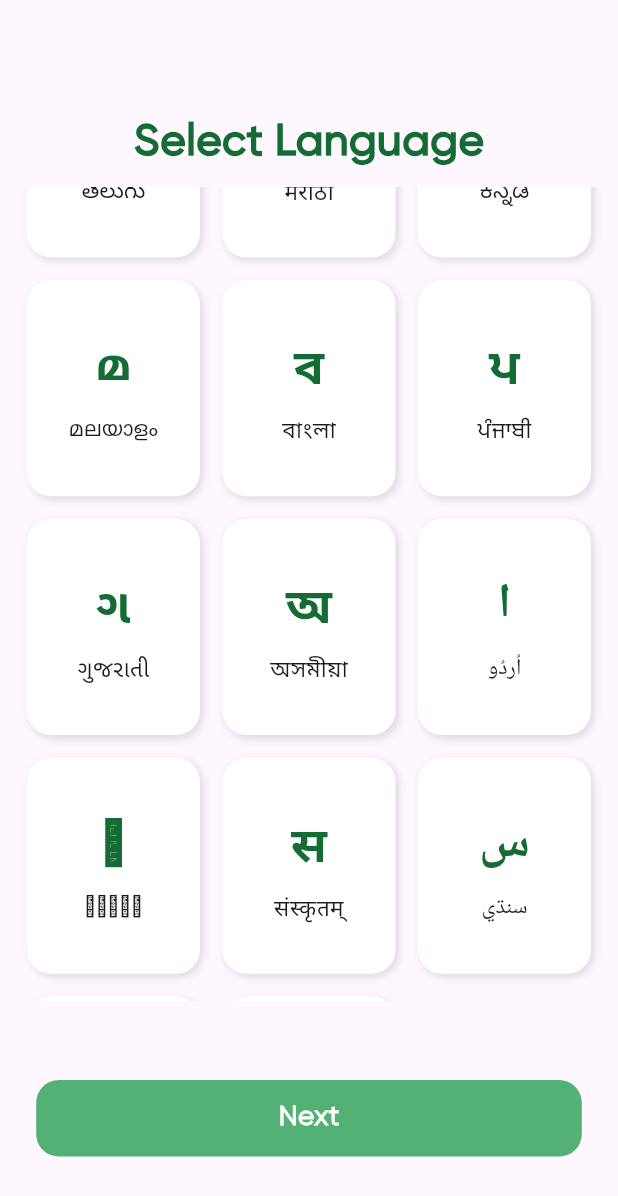
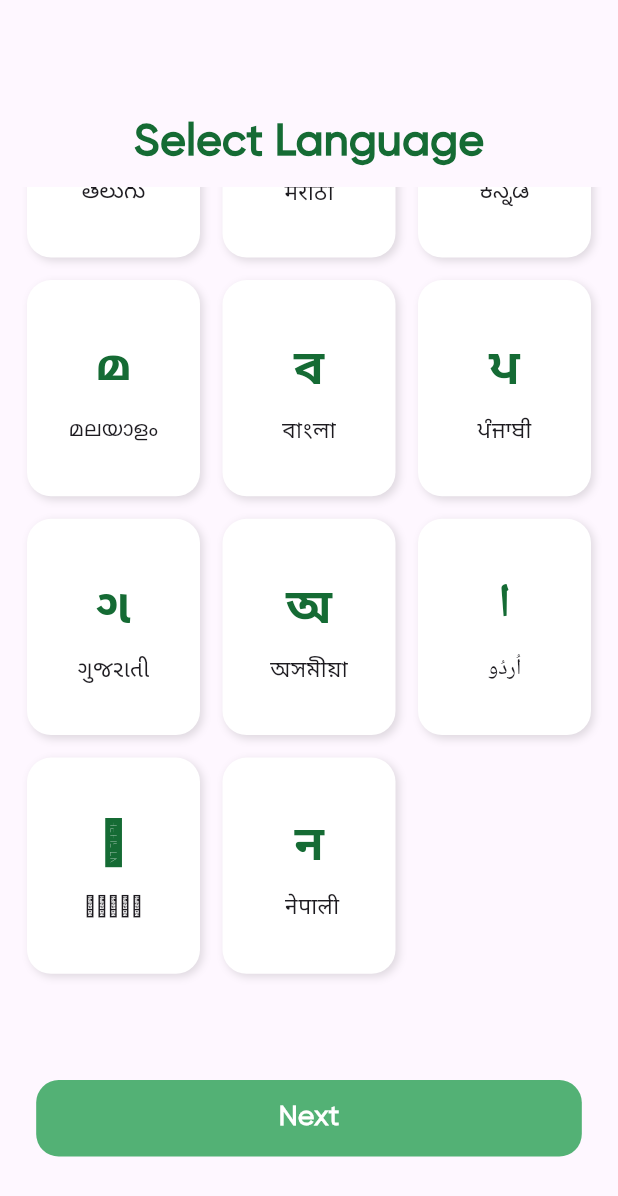
Before and after one commit to Alefiya-Rajgarh/Soybean_Gyan, a Flutter app: the language screen opened by its route, scrolled down 274 dp, on a phone screen of 412 x 824 dp. Shown: the top 1196 px of the screen. Run offline on Flutter 3.47's test engine with Material 3 defaults, Android fonts, the phone set to English and light mode, and no system bars; our stand-ins replace smooth_page_indicator.

Commit message:
languages testing completed

```diff
--- a/lib/Start_app/Language_screen.dart
+++ b/lib/Start_app/Language_screen.dart
@@ -50,10 +50,8 @@ class _languageState extends State<language>
     {'code': 'as', 'label': 'অসমীয়া', 'script': 'অ'}, //assamese
     {'code': 'ur', 'label': 'اُردُو', 'script': 'ا'}, //urdu
     {'code': 'or', 'label': 'ଓଡ଼ିଆ', 'script': 'ଓ'},//oriya
-    {'code': 'sa', 'label': 'संस्कृतम्', 'script': 'स'},//sanscrit
-    {'code': 'sd', 'label': 'سنڌي', 'script': 'س'},//sindhi
-    {'code': 'mni', 'label': 'মৈতৈলোন্', 'script': 'ম'},//manipuri
-    {'code': 'ne', 'label': '	नेपाली', 'script': 'न'},
+    //{'code': 'sa', 'label': 'संस्कृतम्', 'script': 'स'},//sanscrit
+    {'code': 'ne', 'label': '	नेपाली', 'script': 'न'}, //nepali
   ];
 
   @override
--- a/lib/main.dart
+++ b/lib/main.dart
@@ -42,9 +42,7 @@ class MyApp extends StatelessWidget {
         Locale('as', ''), // Assamese
         Locale('ur', ''), // Urdu
         Locale('or', ''), // Oriya
-        Locale('sa', ''), // Sanskrit
-        Locale('sd', ''), // Sindhi
-        Locale('mni', ''), // Manipuri
+        // Locale('sa', ''), // Sanskrit
         Locale('ne', ''), // Nepali
         // Add all languages you intend to support with .arb files
       ],
```
Also changed, not shown: assets/images/sample image.jpg (added), lib/main_screens/Home/DiseaseMangement/disease_data.dart (added), 8 other files.
